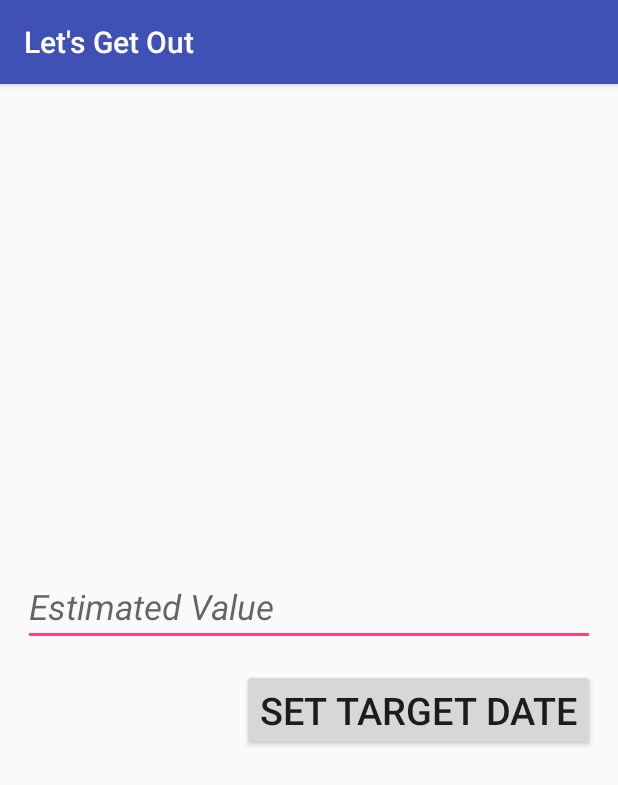
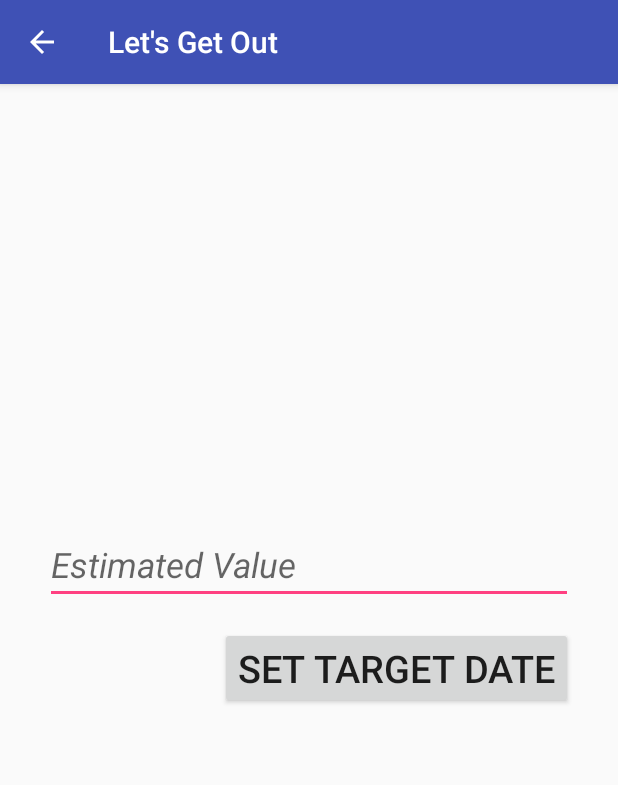
Before and after one commit to rrosatti/lets-get-out, an Android app: the SetUpGoalActivity screen opened directly, with no data from a screen before it, on a phone screen of 412 x 824 dp. Shown: the top 785 px of the screen. Run offline under Robolectric (Android 15) with nearby library versions, the phone set to English and light mode, and no system bars.

Commit message:
change layout from activity_setup_goal.xml(add toolbar). Make toolbar back button works in SetUpGoalActivity

```diff
--- a/app/src/main/AndroidManifest.xml
+++ b/app/src/main/AndroidManifest.xml
@@ -21,7 +21,7 @@
         <activity android:name="com.example.rodri.letsgetout.activity.MainActivity"
             android:theme="@style/AppTheme"/>
 
-        <activity android:name=".activity.SetUpGoalActivity" />
+        <activity android:name=".activity.SetUpGoalActivity" android:theme="@style/AppTheme.NoActionBar"/>
 
     </application>
 
--- a/app/src/main/java/com/example/rodri/letsgetout/activity/SetUpGoalActivity.java
+++ b/app/src/main/java/com/example/rodri/letsgetout/activity/SetUpGoalActivity.java
@@ -3,18 +3,36 @@ package com.example.rodri.letsgetout.activity;
 import android.os.Bundle;
 import android.support.annotation.Nullable;
 import android.support.v7.app.AppCompatActivity;
+import android.support.v7.widget.Toolbar;
+import android.view.View;
 
 import com.example.rodri.letsgetout.R;
+import com.example.rodri.letsgetout.util.Util;
 
 /**
  * Created by rodri on 7/16/2016.
  */
 public class SetUpGoalActivity extends AppCompatActivity {
 
+    private Toolbar toolbar;
 
     @Override
     protected void onCreate(@Nullable Bundle savedInstanceState) {
+        Util.setFullScreen(this);
         super.onCreate(savedInstanceState);
         setContentView(R.layout.activity_setup_goal);
+
+        toolbar = (Toolbar) findViewById(R.id.toolbarSetUpGoal);
+        setSupportActionBar(toolbar);
+
+        getSupportActionBar().setDisplayHomeAsUpEnabled(true);
+
+        toolbar.setNavigationOnClickListener(new View.OnClickListener() {
+            @Override
+            public void onClick(View v) {
+                onBackPressed();
+            }
+        });
+
     }
 }
--- a/app/src/main/res/layout/activity_setup_goal.xml
+++ b/app/src/main/res/layout/activity_setup_goal.xml
@@ -1,17 +1,29 @@
 <?xml version="1.0" encoding="utf-8"?>
 <RelativeLayout
     xmlns:android="http://schemas.android.com/apk/res/android" android:layout_width="match_parent"
-    android:layout_height="match_parent" android:padding="15dp">
+    xmlns:app="http://schemas.android.com/apk/res-auto"
+    android:layout_height="match_parent">
 
     <android.support.design.widget.AppBarLayout
         android:layout_width="match_parent"
         android:layout_height="wrap_content"
-        android:theme="@style/ThemeOverlay.AppCompat.Dark.ActionBar" />
+        android:theme="@style/ThemeOverlay.AppCompat.Dark.ActionBar" >
+
+        <android.support.v7.widget.Toolbar
+            android:id="@+id/toolbarSetUpGoal"
+            android:layout_width="match_parent"
+            android:layout_height="?attr/actionBarSize"
+            android:background="?attr/colorPrimary"
+            app:layout_scrollFlags="scroll|enterAlways"
+            app:popupTheme="@style/ThemeOverlay.AppCompat.Light" />
+
+    </android.support.design.widget.AppBarLayout>
 
     <RelativeLayout
         android:layout_centerInParent="true"
         android:layout_width="wrap_content"
-        android:layout_height="wrap_content">
+        android:layout_height="wrap_content"
+        android:padding="30dp">
 
             <EditText
                 android:id="@+id/etEstimatedValue"
@@ -32,6 +44,7 @@
                 android:layout_below="@+id/etEstimatedValue"
                 android:layout_alignParentEnd="true"/>
 
+
     </RelativeLayout>
 
 </RelativeLayout>
```
Lines whose indentation alone changed are shown as unchanged.
